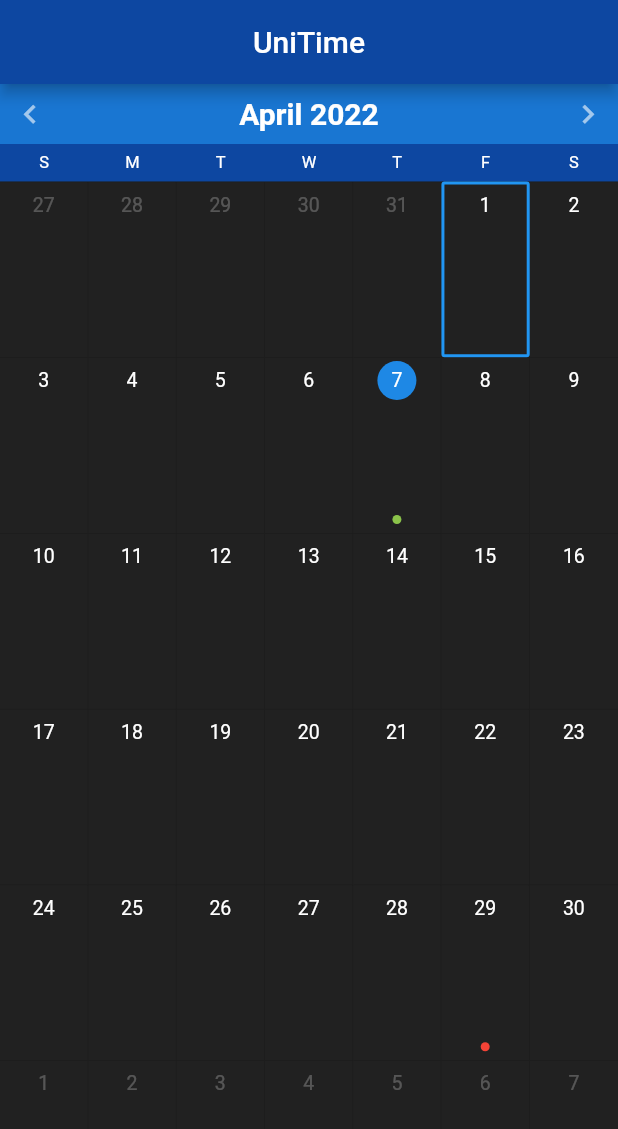
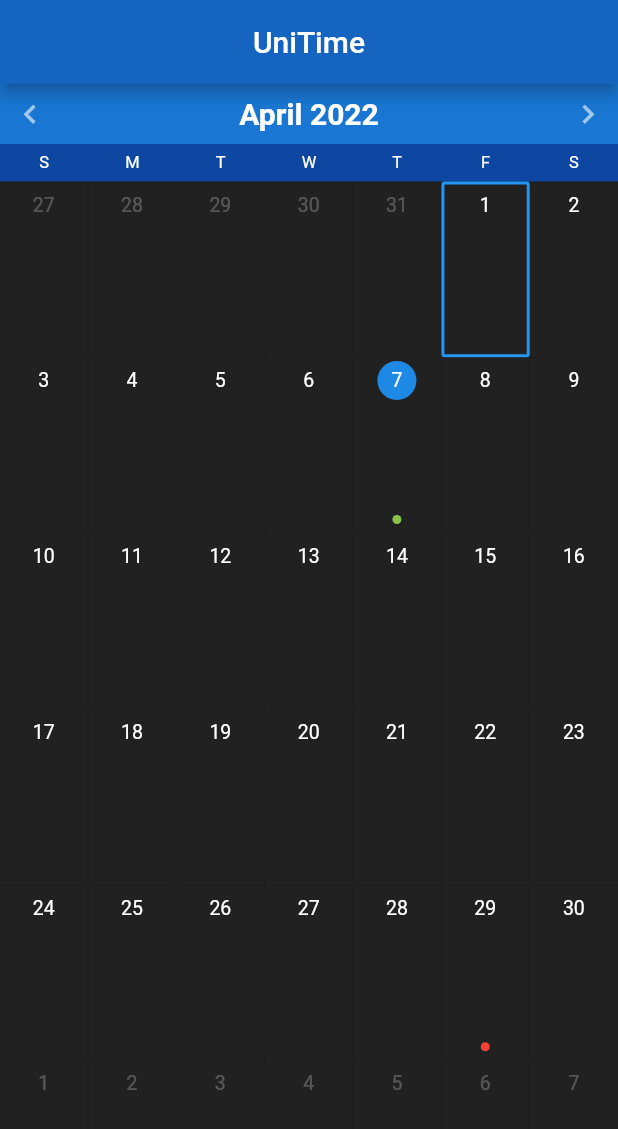
Before and after one commit to jogp10/UniTime, a Flutter app: the screen it shows after launch, on a phone screen of 412 x 824 dp. Shown: the top 1129 px of the screen. Run offline on Flutter 3.47's test engine with Material 2 defaults, Android fonts, the light colour scheme and no system bars; drawn by our look-alikes of syncfusion_flutter_calendar.

Commit message:
Changed some values

```diff
--- a/src/lib/main.dart
+++ b/src/lib/main.dart
@@ -18,7 +18,7 @@
       appBar: AppBar(
         title: const Text('UniTime'),
         centerTitle: true,
-        backgroundColor: Colors.blue[900],
+        backgroundColor: Colors.blue[800],
       ),
       body: Container(
         child: MyCalendar(),
```
